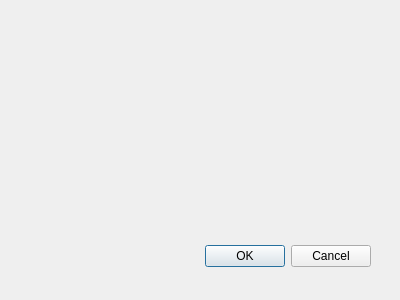
The window that AdminDialog/zuordnung.ui (Robotregent/EBP) describes before a commit, drawn with Qt 5.
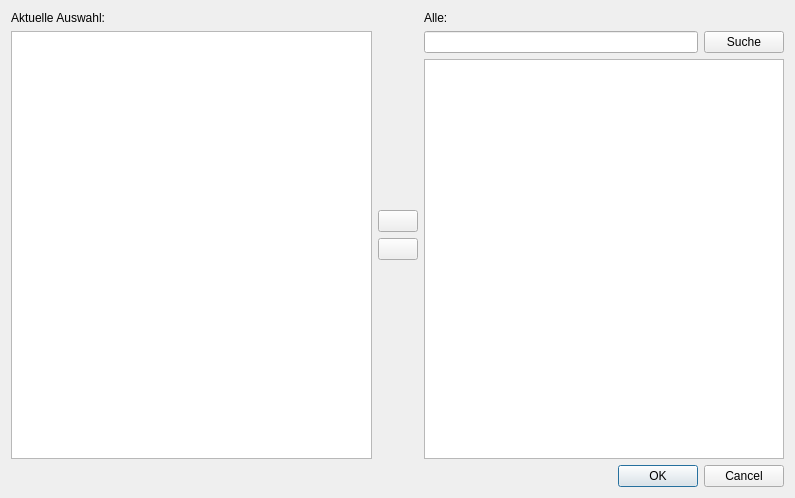
The same window after the commit. Icons and pictures are not drawn.

Commit message: Nochmal Pflichtenheft nachgezogen

Patch:
```diff
--- a/AdminDialog/zuordnung.ui
+++ b/AdminDialog/zuordnung.ui
@@ -8,29 +8,123 @@
    <rect>
     <x>0</x>
     <y>0</y>
-    <width>400</width>
-    <height>300</height>
+    <width>795</width>
+    <height>498</height>
    </rect>
   </property>
   <property name="windowTitle">
    <string>Dialog</string>
   </property>
-  <widget class="QDialogButtonBox" name="buttonBox">
-   <property name="geometry">
-    <rect>
-     <x>30</x>
-     <y>240</y>
-     <width>341</width>
-     <height>32</height>
-    </rect>
-   </property>
-   <property name="orientation">
-    <enum>Qt::Horizontal</enum>
-   </property>
-   <property name="standardButtons">
-    <set>QDialogButtonBox::Cancel|QDialogButtonBox::Ok</set>
-   </property>
-  </widget>
+  <layout class="QVBoxLayout" name="verticalLayout">
+   <item>
+    <layout class="QHBoxLayout" name="horizontalLayout">
+     <item>
+      <layout class="QVBoxLayout" name="verticalLayout_3">
+       <item>
+        <widget class="QLabel" name="AktuelleAuswahl">
+         <property name="text">
+          <string>Aktuelle Auswahl:</string>
+         </property>
+        </widget>
+       </item>
+       <item>
+        <widget class="QTableView" name="tableView"/>
+       </item>
+      </layout>
+     </item>
+     <item>
+      <layout class="QVBoxLayout" name="verticalLayout_2">
+       <item>
+        <spacer name="verticalSpacer_2">
+         <property name="orientation">
+          <enum>Qt::Vertical</enum>
+         </property>
+         <property name="sizeHint" stdset="0">
+          <size>
+           <width>20</width>
+           <height>40</height>
+          </size>
+         </property>
+        </spacer>
+       </item>
+       <item>
+        <widget class="QPushButton" name="ButtonLeft">
+         <property name="text">
+          <string/>
+         </property>
+         <property name="icon">
+          <iconset>
+           <normaloff>../drk_client/arrow-left.png</normaloff>../drk_client/arrow-left.png</iconset>
+         </property>
+        </widget>
+       </item>
+       <item>
+        <widget class="QPushButton" name="ButtonRight">
+         <property name="text">
+          <string/>
+         </property>
+         <property name="icon">
+          <iconset>
+           <normaloff>../drk_client/arrow-right.png</normaloff>../drk_client/arrow-right.png</iconset>
+         </property>
+        </widget>
+       </item>
+       <item>
+        <spacer name="verticalSpacer">
+         <property name="orientation">
+          <enum>Qt::Vertical</enum>
+         </property>
+         <property name="sizeHint" stdset="0">
+          <size>
+           <width>20</width>
+           <height>40</height>
+          </size>
+         </property>
+        </spacer>
+       </item>
+      </layout>
+     </item>
+     <item>
+      <layout class="QVBoxLayout" name="verticalLayout_4">
+       <item>
+        <widget class="QLabel" name="label_2">
+         <property name="text">
+          <string>Alle:</string>
+         </property>
+        </widget>
+       </item>
+       <item>
+        <layout class="QHBoxLayout" name="horizontalLayout_2">
+         <item>
+          <widget class="QLineEdit" name="lineEdit"/>
+         </item>
+         <item>
+          <widget class="QPushButton" name="pushButton">
+           <property name="text">
+            <string>Suche</string>
+           </property>
+          </widget>
+         </item>
+        </layout>
+       </item>
+       <item>
+        <widget class="QTableView" name="tableView_2"/>
+       </item>
+      </layout>
+     </item>
+    </layout>
+   </item>
+   <item>
+    <widget class="QDialogButtonBox" name="buttonBox">
+     <property name="orientation">
+      <enum>Qt::Horizontal</enum>
+     </property>
+     <property name="standardButtons">
+      <set>QDialogButtonBox::Cancel|QDialogButtonBox::Ok</set>
+     </property>
+    </widget>
+   </item>
+  </layout>
  </widget>
  <pixmapfunction/>
  <resources/>
```
Left out of the diff: 5 changed lines with no effect on the pictures. The commit also changes 2 other files.
